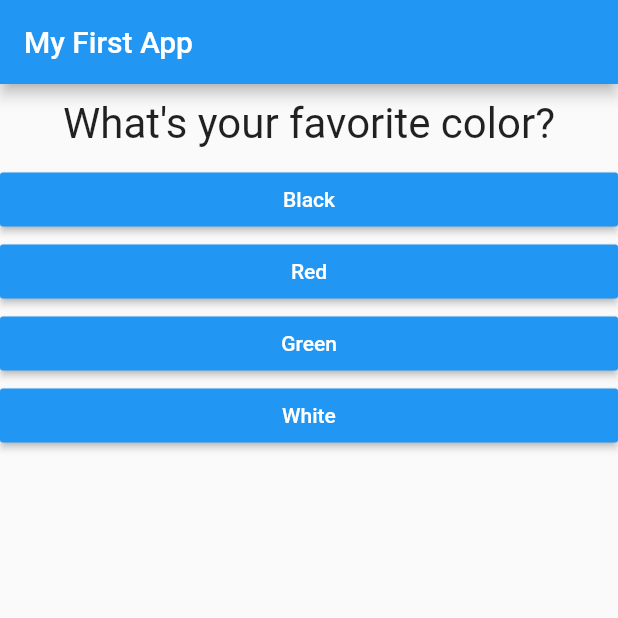
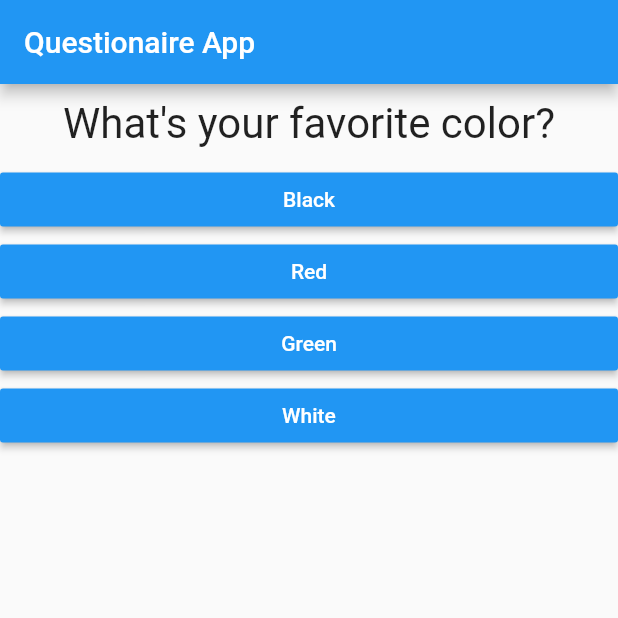
Before and after one commit to TheMorne/Questionaire_App, a Flutter app: the screen it shows after launch, on a phone screen of 412 x 824 dp, the top half of it. Run offline on Flutter 3.47's test engine with Material 2 defaults, Android fonts, the phone set to English and light mode, and no system bars.

Commit message:
Name Change

```diff
--- a/lib/main.dart
+++ b/lib/main.dart
@@ -60,7 +60,7 @@ class _MyAppState extends State<MyApp> {
     return MaterialApp(
       home: Scaffold(
         appBar: AppBar(
-          title: Text('My First App'),
+          title: Text('Questionaire App'),
         ),
         body: _questionIndex < questions.length
             ? Column(
```
